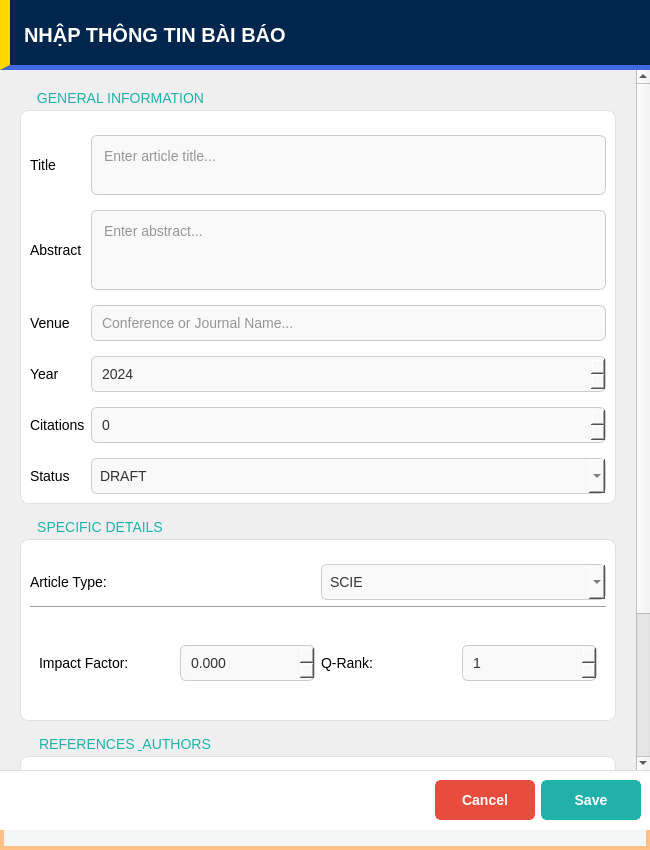
DamPhuQuy/Scientific-Article-Management, file src/components/dialogs/article/articleinputdialog.ui: the form before one commit.
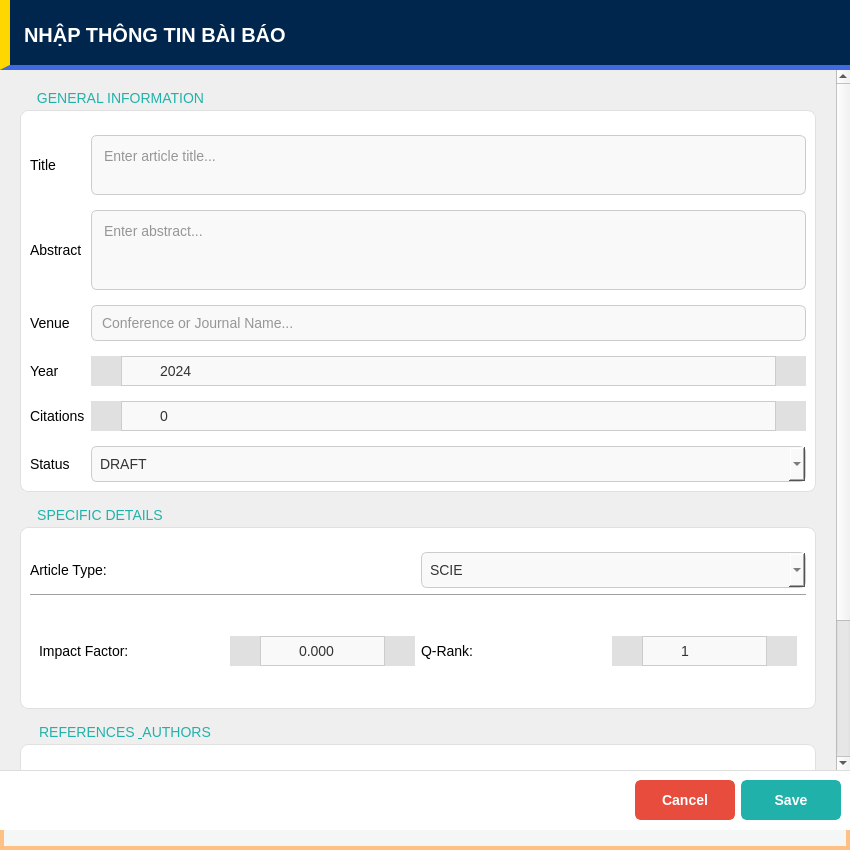
The form after the commit.

```diff
--- a/src/components/dialogs/article/articleinputdialog.ui
+++ b/src/components/dialogs/article/articleinputdialog.ui
@@ -6,7 +6,7 @@
    <rect>
     <x>0</x>
     <y>0</y>
-    <width>650</width>
+    <width>850</width>
     <height>850</height>
    </rect>
   </property>
@@ -14,7 +14,97 @@
    <string>Input Article</string>
   </property>
   <property name="styleSheet">
-   <string notr="true">QDialog#ArticleInputDialog{background-color:#f4f7f6;border:4px solid #FFC085;}QWidget{font-family:&quot;Segoe UI&quot;,Arial,sans-serif;font-size:14px;}QScrollArea{border:none;background-color:transparent;}QGroupBox{background-color:#ffffff;border:1px solid #e0e0e0;border-radius:8px;margin-top:20px;padding-top:15px;}QGroupBox::title{subcontrol-origin:margin;subcontrol-position:top left;padding:0 5px;color:#20B2AA;font-weight:bold;left:10px;top:0px;}QLineEdit,QPlainTextEdit,QComboBox,QSpinBox,QDoubleSpinBox{background-color:#f9f9f9;border:1px solid #cccccc;border-radius:6px;padding:8px;color:#333333;}QLineEdit:focus,QPlainTextEdit:focus,QComboBox:focus,QSpinBox:focus,QDoubleSpinBox:focus{background-color:#ffffff;border:2px solid #20B2AA;}</string>
+   <string notr="true">
+/* --- CÀI ĐẶT CHUNG --- */
+QDialog#ArticleInputDialog {
+    background-color: #f4f7f6;
+    border: 4px solid #FFC085;
+}
+QWidget {
+    font-family: &quot;Segoe UI&quot;, Arial, sans-serif;
+    font-size: 14px;
+}
+QScrollArea {
+    border: none;
+    background-color: transparent;
+}
+QGroupBox {
+    background-color: #ffffff;
+    border: 1px solid #e0e0e0;
+    border-radius: 8px;
+    margin-top: 20px;
+    padding-top: 15px;
+}
+QGroupBox::title {
+    subcontrol-origin: margin;
+    subcontrol-position: top left;
+    padding: 0 5px;
+    color: #20B2AA;
+    font-weight: bold;
+    left: 10px;
+    top: 0px;
+}
+QLineEdit, QPlainTextEdit, QComboBox {
+    background-color: #f9f9f9;
+    border: 1px solid #cccccc;
+    border-radius: 6px;
+    padding: 8px;
+    color: #333333;
+}
+QLineEdit:focus, QPlainTextEdit:focus, QComboBox:focus {
+    background-color: #ffffff;
+    border: 2px solid #20B2AA;
+}
+
+/* --- TÙY CHỈNH SPINBOX (Nút trái giảm, nút phải tăng) --- */
+QSpinBox, QDoubleSpinBox {
+    background-color: #f9f9f9;
+    border: 1px solid #cccccc;
+    border-radius: 6px;
+    color: #333333;
+    padding-top: 5px;
+    padding-bottom: 5px;
+    /* Chừa chỗ 2 bên cho nút bấm để không che số */
+    padding-left: 35px;  
+    padding-right: 35px;
+    /* Căn giữa số */
+    qproperty-alignment: AlignCenter; 
+}
+QSpinBox:focus, QDoubleSpinBox:focus {
+    background-color: #ffffff;
+    border: 2px solid #20B2AA;
+}
+
+/* Nút Tăng (Up-Button) -&gt; Đưa về bên PHẢI */
+QSpinBox::up-button, QDoubleSpinBox::up-button {
+    subcontrol-origin: border;
+    subcontrol-position: right;
+    width: 30px;
+    height: 100%; 
+    border-left: 1px solid #cccccc;
+    border-top-right-radius: 6px;
+    border-bottom-right-radius: 6px;
+    background-color: #e0e0e0; 
+}
+
+/* Nút Giảm (Down-Button) -&gt; Đưa về bên TRÁI */
+QSpinBox::down-button, QDoubleSpinBox::down-button {
+    subcontrol-origin: border;
+    subcontrol-position: left;
+    width: 30px;
+    height: 100%;
+    border-right: 1px solid #cccccc;
+    border-top-left-radius: 6px;
+    border-bottom-left-radius: 6px;
+    background-color: #e0e0e0;
+}
+
+/* Hiệu ứng khi di chuột vào nút tăng/giảm */
+QSpinBox::up-button:hover, QDoubleSpinBox::up-button:hover,
+QSpinBox::down-button:hover, QDoubleSpinBox::down-button:hover {
+    background-color: #20B2AA; 
+}
+   </string>
   </property>
   <layout class="QVBoxLayout" name="verticalLayout_Main">
    <property name="spacing">
@@ -70,8 +160,8 @@
        <rect>
         <x>0</x>
         <y>0</y>
-        <width>642</width>
-        <height>900</height>
+        <width>640</width>
+        <height>884</height>
        </rect>
       </property>
       <layout class="QVBoxLayout" name="verticalLayout_Content">
@@ -326,6 +416,12 @@
               </item>
               <item row="0" column="3">
                <widget class="QSpinBox" name="inputQRank">
+                <property name="minimumSize">
+                 <size>
+                  <width>110</width>
+                  <height>0</height>
+                 </size>
+                </property>
                 <property name="minimum">
                  <number>1</number>
                 </property>
```
Left out of the diff: 21 changed lines with no effect on the pictures.
